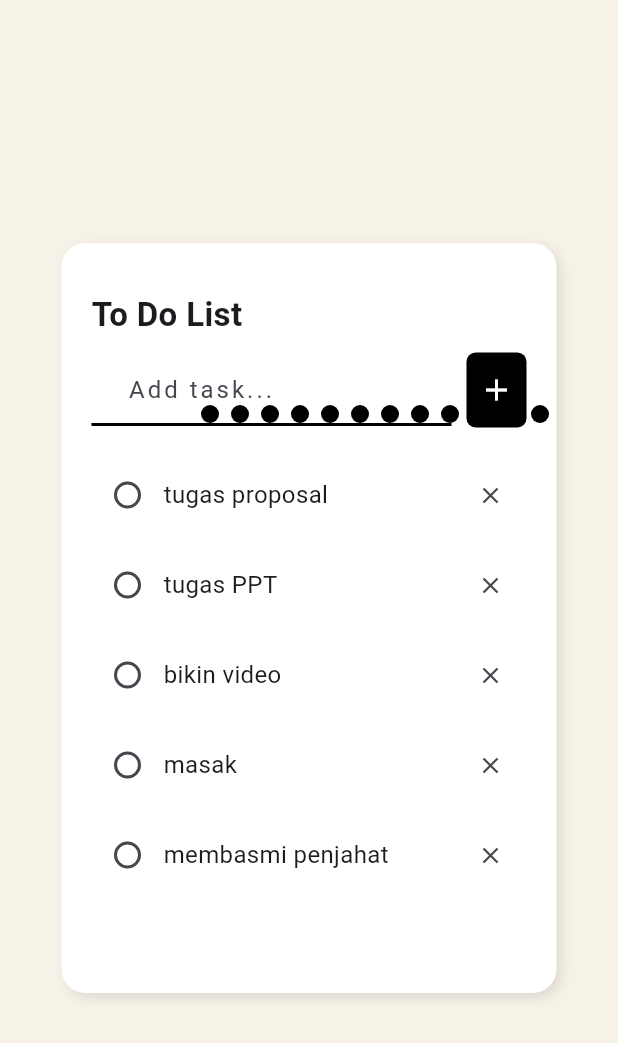
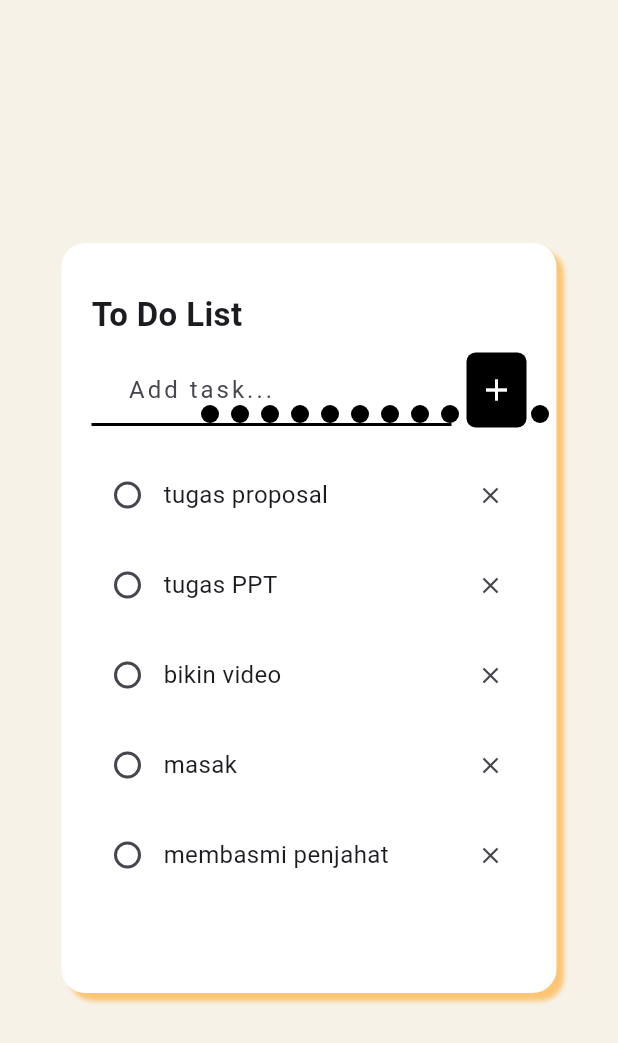
Before and after one commit to Faqihasyari/pomodoro_app, a Flutter app: the screen it shows after launch, on a phone screen of 412 x 824 dp. Shown: the top 1043 px of the screen. Run offline on Flutter 3.47's test engine with Material 3 defaults, Android fonts, the phone set to English and light mode, and no system bars; our stand-ins replace google_fonts; Roboto replaces fonts that are missing (Mansalva).

Commit message:
add shadow

```diff
--- a/lib/core/widgets/todo_list.dart
+++ b/lib/core/widgets/todo_list.dart
@@ -19,9 +19,9 @@ class CuteTodoPage extends StatelessWidget {
             borderRadius: BorderRadius.circular(16),
             boxShadow: [
               BoxShadow(
-                color: Colors.black.withOpacity(0.1),
-                blurRadius: 6,
-                offset: const Offset(3, 3),
+                color: Colors.orange.withOpacity(0.5),
+                blurRadius: 2,
+                offset: const Offset(5, 5),
               ),
             ],
           ),
```
